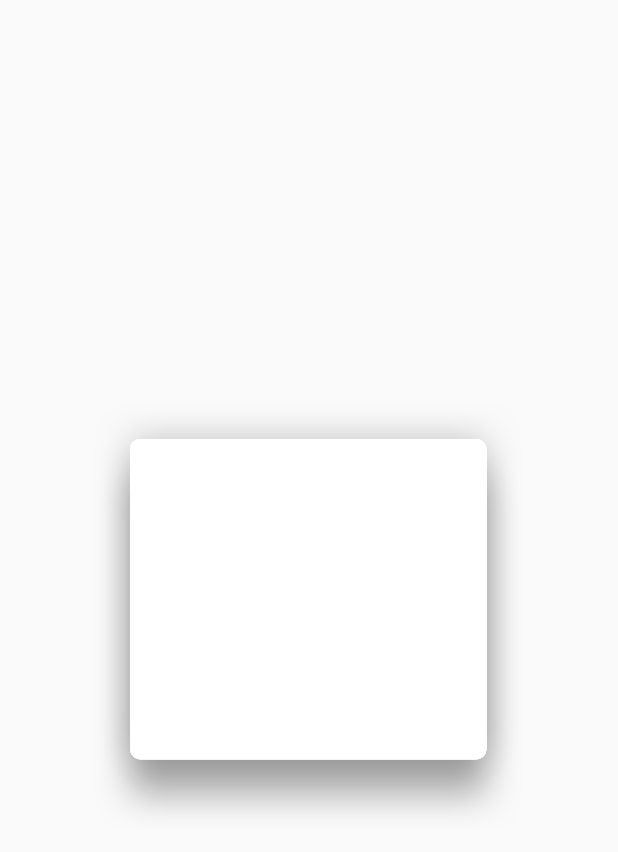
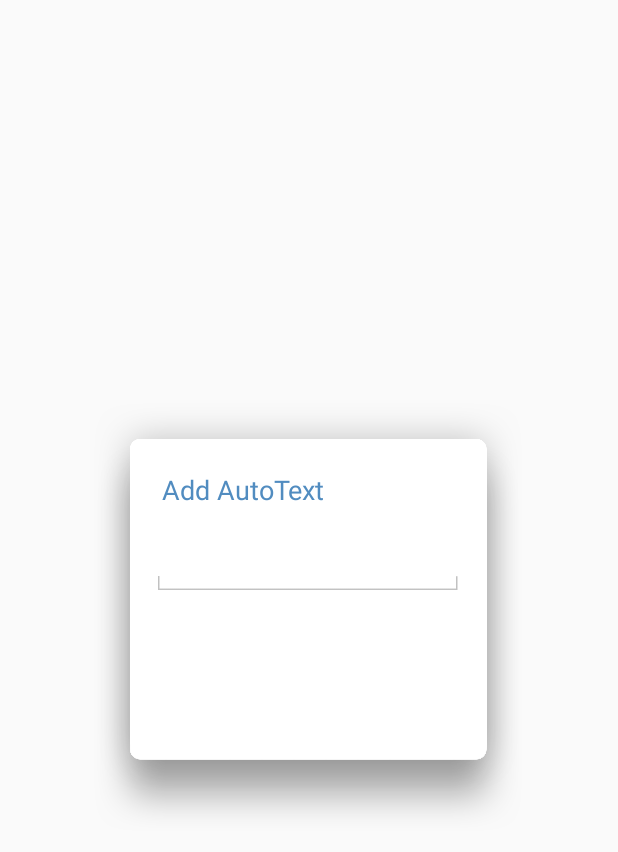
Before and after one commit to acegikey/MovingKey-Android, an Android app: the layout popup_add_auto_text.xml on its own in the app's theme, with its tools: preview values and no code run, on a phone screen of 412 x 824 dp. Shown: the top 852 px of the screen. Run offline under Robolectric (Android 15) with nearby library versions, the phone set to English and light mode, and no system bars.

Commit message:
오토텍스트 추가 팝업 개발 중 백업

```diff
--- a/app/src/main/res/layout/popup_add_auto_text.xml
+++ b/app/src/main/res/layout/popup_add_auto_text.xml
@@ -7,8 +7,36 @@
         android:layout_height="wrap_content"
         android:layout_centerInParent="true"
         android:background="@drawable/dialog_bg"
+        >
+        <TextView
+            android:id="@+id/textview_title"
+            android:layout_width="wrap_content"
+            android:layout_height="wrap_content"
+            android:text="Add AutoText"
+            android:textColor="#518cc0"
+            android:textSize="18sp"
+            android:layout_marginLeft="45dp"
+            android:layout_marginTop="45dp"
+            />
 
-        >
+        <EditText
+            android:layout_width="200dp"
+            android:layout_height="wrap_content"
+            android:textSize="16sp"
+            android:background="@android:color/transparent"
+            android:layout_centerHorizontal="true"
+            android:layout_below="@+id/textview_title"
+            android:layout_marginTop="36dp"
+            />
 
+        <ImageView
+            android:id="@+id/imageBottomLine"
+            android:layout_width="200dp"
+            android:layout_height="9.5dp"
+            android:background="@drawable/path_3"
+            android:layout_centerHorizontal="true"
+            android:layout_below="@+id/textview_title"
+            android:layout_marginTop="45dp"
+            />
     </RelativeLayout>
 </RelativeLayout>
```
Also changed, not shown: app/src/main/res/drawable-hdpi/path_3.png (added), app/src/main/res/drawable-mdpi/path_3.png (added), app/src/main/res/drawable-xhdpi/path_3.png (added), app/src/main/res/drawable-xxhdpi/path_3.png (added), app/src/main/res/drawable-xxxhdpi/path_3.png (added).
